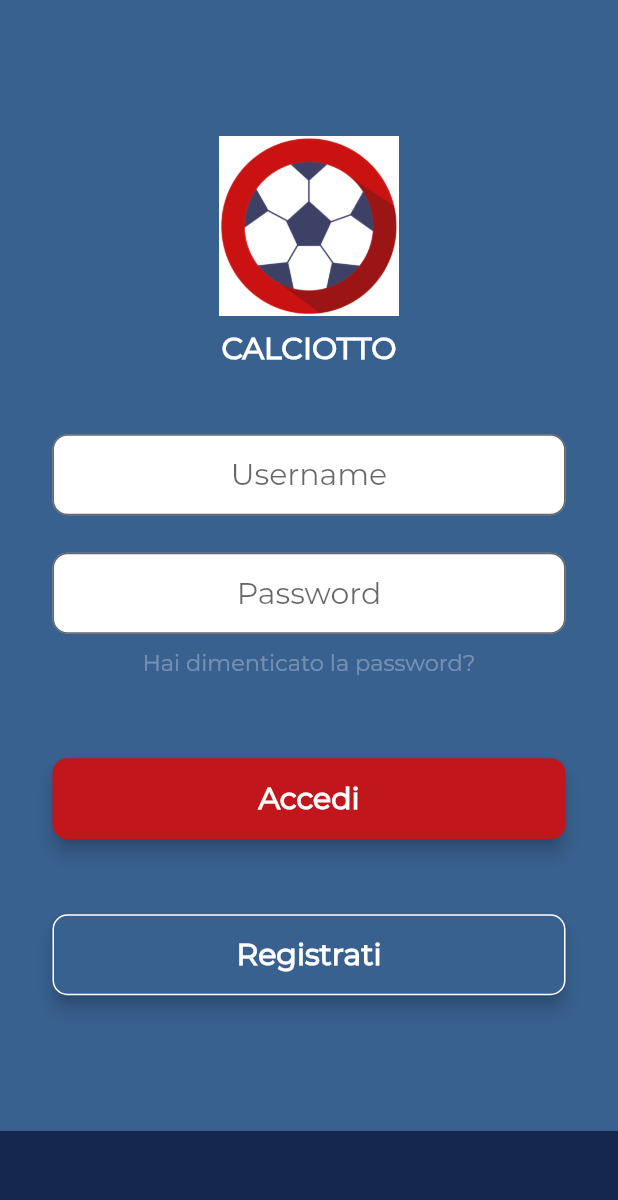
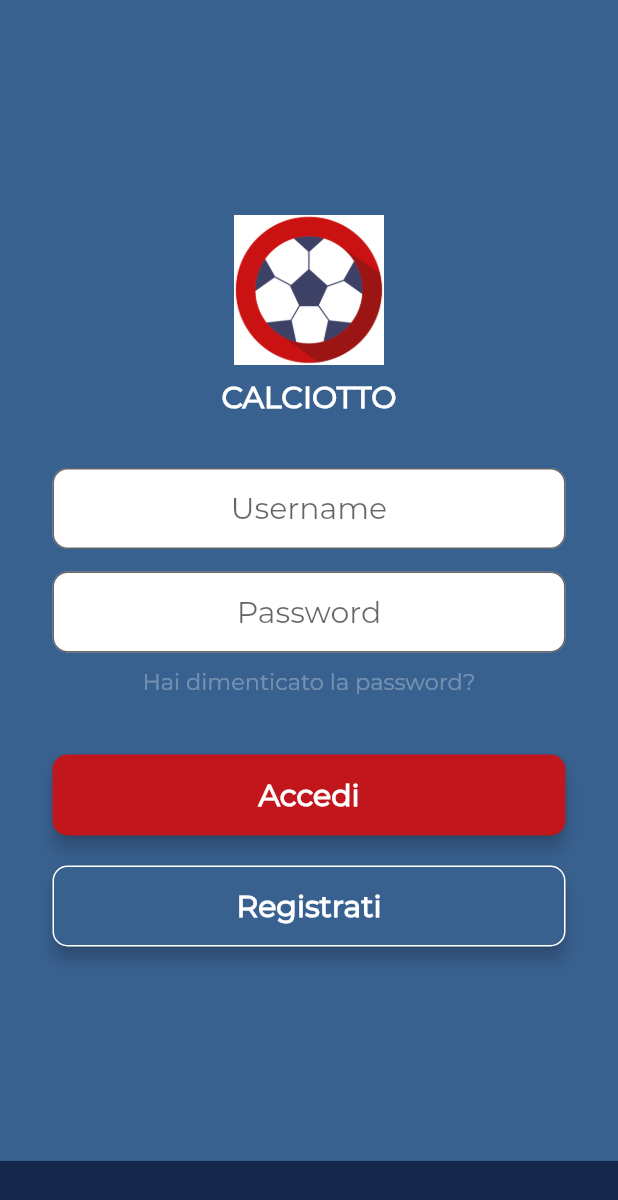
Before and after one commit to leonardomenti/calciotto-app, a Flutter app: the screen it shows after launch, on a phone screen of 412 x 824 dp. Shown: the top 1200 px of the screen. Run offline on Flutter 3.47's test engine with Material 2 defaults, Android fonts, the light colour scheme and no system bars.

Commit message:
fix rendering error login page

```diff
--- a/lib/screens/login.dart
+++ b/lib/screens/login.dart
@@ -82,13 +82,14 @@ class Login extends StatelessWidget {
       body: Center(
         child: Container(
           color: Color.fromARGB(255, 57, 97, 144),
+          child: Padding (
             padding: const EdgeInsets.all(35.0),
             child: Column(
               crossAxisAlignment: CrossAxisAlignment.center,
               mainAxisAlignment: MainAxisAlignment.center,
               children: <Widget>[
                 SizedBox(
-                height: 120.0,
+                  height: 100.0,
                   child: Image.asset(
                     "assets/images/logo.png",
                     fit: BoxFit.contain,
@@ -99,21 +100,22 @@ class Login extends StatelessWidget {
                     textAlign: TextAlign.center,
                     style: style.copyWith(
                         color: Colors.white, fontWeight: FontWeight.bold)),
-              SizedBox(height: 45.0),
+                SizedBox(height: 35.0),
                 usernameField,
-              SizedBox(height: 25.0),
+                SizedBox(height: 15.0),
                 passwordField,
                 SizedBox(height: 10.0,),
                 resetPassword,
-              SizedBox(height: 55.0,),
+                SizedBox(height: 40.0,),
                 loginButon,
-              SizedBox(height: 50.0,),
+                SizedBox(height: 20.0,),
                 registrationButon,
               ],
             ),
+          )
         ),
       ),
-      bottomNavigationBar: SizedBox(height: 70, child: appBar),
+      bottomNavigationBar: SizedBox(height: 50, child: appBar),
     );
   }
 }
```
Lines whose indentation alone changed are shown as unchanged.
